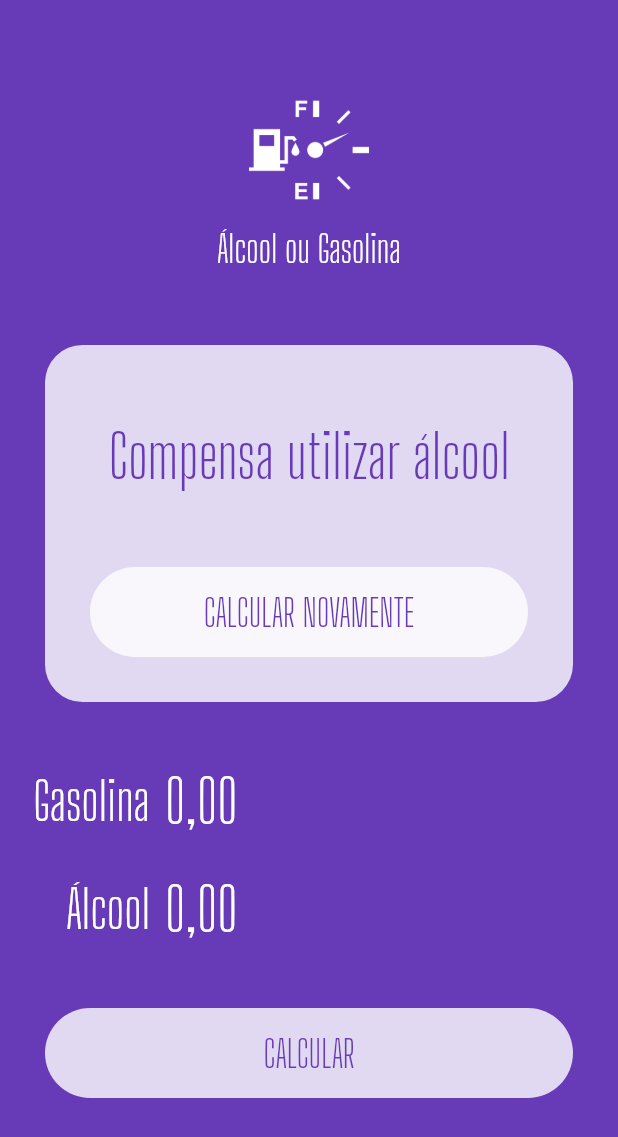
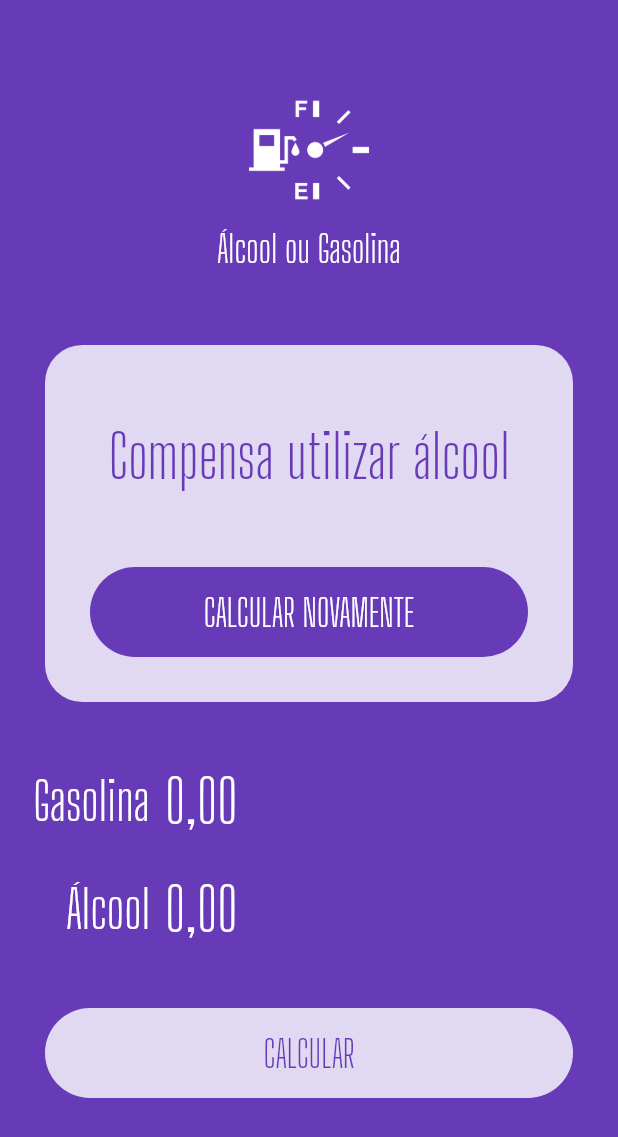
Before and after one commit to Douglas-code/aog_app, a Flutter app: the screen it shows after launch, on a phone screen of 412 x 824 dp. Shown: the top 1137 px of the screen. Run offline on Flutter 3.47's test engine with Material 2 defaults, Android fonts, the phone set to English and light mode, and no system bars; our stand-ins replace flutter_masked_text.

Commit message:
criando widget(loading button)

```diff
--- a/lib/main.dart
+++ b/lib/main.dart
@@ -1,4 +1,5 @@
 import 'package:aog/widgets/input.widget.dart';
+import 'package:aog/widgets/loading-button.widget.dart';
 import 'package:aog/widgets/logo.widget.dart';
 import 'package:flutter/material.dart';
 import 'package:flutter_masked_text/flutter_masked_text.dart';
@@ -56,25 +57,11 @@ class HomePage extends StatelessWidget {
                 SizedBox(
                   height: 20,
                 ),
-                Container(
-                  width: double.infinity,
-                  margin: EdgeInsets.all(30),
-                  height: 60,
-                  decoration: BoxDecoration(
-                    color: Colors.white.withOpacity(0.8),
-                    borderRadius: BorderRadius.circular(60),
-                  ),
-                  child: FlatButton(
-                    child: Text(
-                      "CALCULAR NOVAMENTE",
-                      style: TextStyle(
-                        color: Theme.of(context).primaryColor,
-                        fontSize: 25,
-                        fontFamily: "Big Shoulder Display",
-                      ),
-                    ),
-                    onPressed: () {},
-                  ),
+                LoadingButton(
+                  busy: false,
+                  invert: true,
+                  func: () {},
+                  text: "CALCULAR NOVAMENTE",
                 ),
               ],
             ),
@@ -87,24 +74,11 @@ class HomePage extends StatelessWidget {
             controller: _alcoolController,
             label: "Álcool",
           ),
-          Container(
-            margin: EdgeInsets.all(30),
-            height: 60,
-            decoration: BoxDecoration(
-              color: Colors.white.withOpacity(0.8),
-              borderRadius: BorderRadius.circular(60),
-            ),
-            child: FlatButton(
-              child: Text(
-                "CALCULAR",
-                style: TextStyle(
-                  color: Theme.of(context).primaryColor,
-                  fontSize: 25,
-                  fontFamily: "Big Shoulder Display",
-                ),
-              ),
-              onPressed: () {},
-            ),
+          LoadingButton(
+            busy: false,
+            invert: false,
+            func: () {},
+            text: "CALCULAR",
           ),
         ],
       ),
--- /dev/null
+++ b/lib/widgets/loading-button.widget.dart
@@ -0,0 +1,49 @@
+import 'package:flutter/material.dart';
+
+class LoadingButton extends StatelessWidget {
+  bool busy = false;
+  bool invert = false;
+  Function func;
+  String text = "";
+
+  LoadingButton({
+    @required this.busy,
+    @required this.invert,
+    @required this.func,
+    @required this.text,
+  });
+
+  @override
+  Widget build(BuildContext context) {
+    return busy
+        ? Container(
+            alignment: Alignment.center,
+            height: 50,
+            child: CircularProgressIndicator(
+              backgroundColor: Colors.white,
+            ),
+          )
+        : Container(
+            width: double.infinity,
+            margin: EdgeInsets.all(30),
+            height: 60,
+            decoration: BoxDecoration(
+              color: invert
+                  ? Theme.of(context).primaryColor
+                  : Colors.white.withOpacity(0.8),
+              borderRadius: BorderRadius.circular(60),
+            ),
+            child: FlatButton(
+              child: Text(
+                text,
+                style: TextStyle(
+                  color: invert ? Colors.white : Theme.of(context).primaryColor,
+                  fontSize: 25,
+                  fontFamily: "Big Shoulder Display",
+                ),
+              ),
+              onPressed: func,
+            ),
+          );
+  }
+}
```
